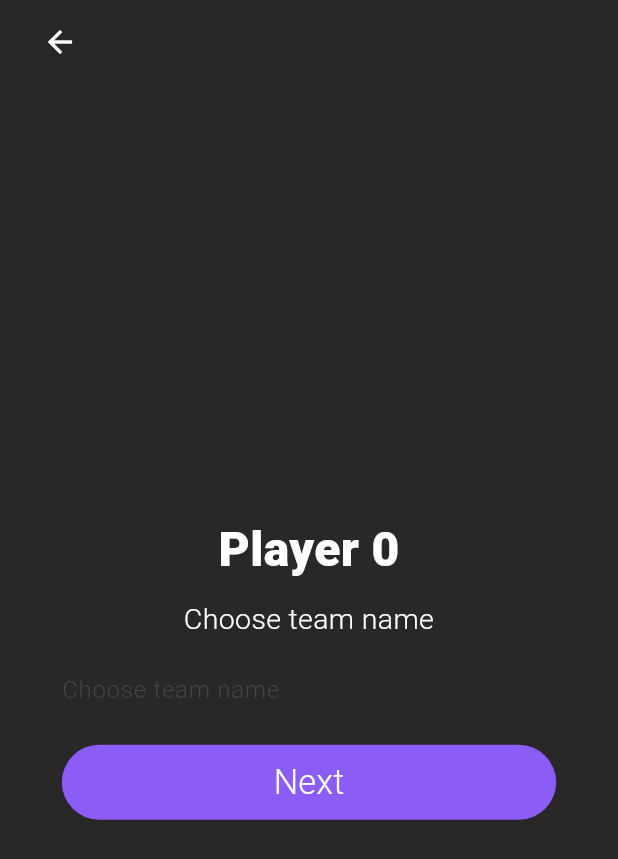
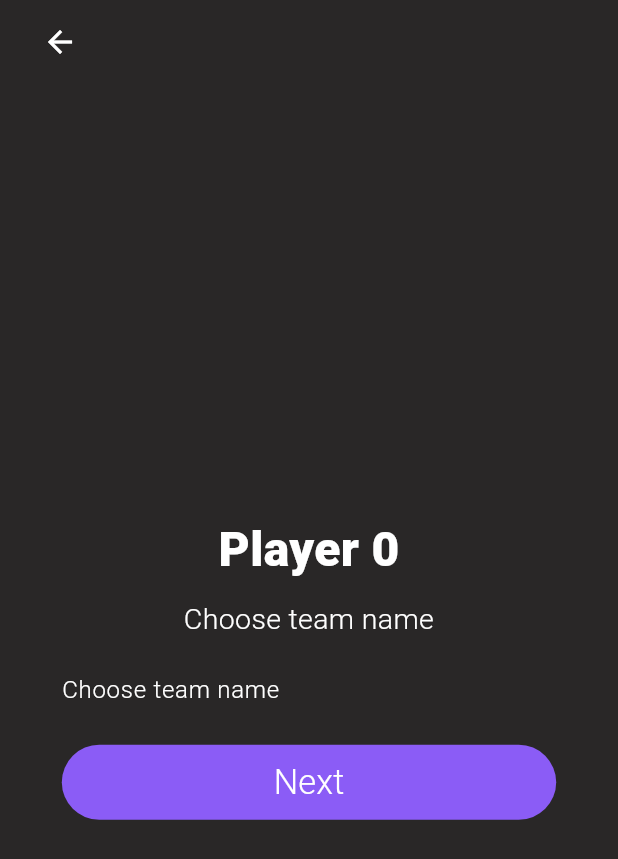
Before and after one commit to Vortezz/molkky-count, a Flutter app: the SetupPlayersPage screen opened directly with empty values, on a phone screen of 412 x 824 dp. Shown: the top 859 px of the screen. Run offline on Flutter 3.47's test engine with Material 3 defaults, Android fonts, the phone set to English and light mode, and no system bars; our stand-ins replace shared_preferences; accounts and stored records are empty.

Commit message:
feat: 1.1.2

```diff
--- a/lib/pages/end.dart
+++ b/lib/pages/end.dart
@@ -240,7 +240,7 @@ class _MyHomePageState extends State<EndPage> {
               height: 50,
               child: ElevatedButton(
                 style: ElevatedButton.styleFrom(
-                  primary: client.getColor(ColorName.color1),
+                  backgroundColor: client.getColor(ColorName.color1),
                   elevation: 0,
                   shape: StadiumBorder(),
                 ),
--- a/lib/pages/game_settings.dart
+++ b/lib/pages/game_settings.dart
@@ -290,7 +290,7 @@ class _MyHomePageState extends State<GameSettingsPage> {
               height: 50,
               child: ElevatedButton(
                 style: ElevatedButton.styleFrom(
-                  primary: client.getColor(ColorName.color1),
+                  backgroundColor: client.getColor(ColorName.color1),
                   elevation: 0,
                   shape: StadiumBorder(),
                 ),
--- a/lib/pages/home.dart
+++ b/lib/pages/home.dart
@@ -171,7 +171,7 @@ class _MyHomePageState extends State<HomePage> {
               height: 50,
               child: ElevatedButton(
                 style: ElevatedButton.styleFrom(
-                  primary: client.getColor(ColorName.color1),
+                  backgroundColor: client.getColor(ColorName.color1),
                   elevation: 0,
                   shape: StadiumBorder(),
                 ),
--- a/lib/pages/settings.dart
+++ b/lib/pages/settings.dart
@@ -197,7 +197,7 @@ class _SettingsPageState extends State<SettingsPage> {
                   ),
                 ),
                 IconButton(
-                  onPressed: client.getLanguage().value != 2
+                  onPressed: client.getTheme().value != 2
                       ? () {
                           setState(() {
                             client.setAppTheme(AppTheme.getNext(
--- a/lib/pages/setup_players.dart
+++ b/lib/pages/setup_players.dart
@@ -135,7 +135,7 @@ class _MyHomePageState extends State<SetupPlayersPage> {
                   ),
                   hintStyle: TextStyle(
                     color: client.getColor(
-                      ColorName.text2,
+                      ColorName.text1,
                     ),
                     fontSize: 16,
                     fontWeight: FontWeight.w300,
@@ -162,7 +162,7 @@ class _MyHomePageState extends State<SetupPlayersPage> {
               height: 50,
               child: ElevatedButton(
                 style: ElevatedButton.styleFrom(
-                  primary: client.getColor(ColorName.color1),
+                  backgroundColor: client.getColor(ColorName.color1),
                   elevation: 0,
                   shape: StadiumBorder(),
                 ),
--- a/pubspec.yaml
+++ b/pubspec.yaml
@@ -1,7 +1,7 @@
 name: molkkycount
 description: Count Molkky is now a child game
 publish_to: 'none'
-version: 1.1.1
+version: 1.1.2
 
 environment:
   sdk: ">=3.1.0-163.1.beta <4.0.0"
```
Also changed, not shown: lib/pages/game.dart (+6 -2 lines), pubspec.lock (deleted), 3 other files.
